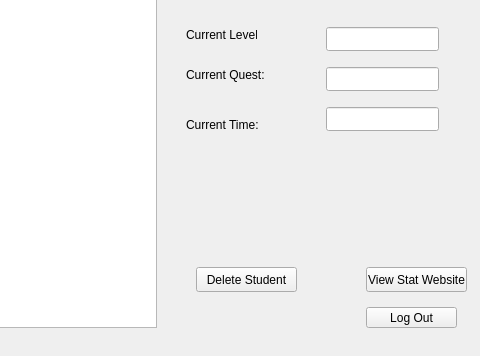
Qt form src/AdminState.ui (LaceyGSC/CPlusPlus-QT-CS3503-EducationalApp) before a commit; both pictures show x 284 to 764 and y 183 to 539 of the 764 by 539 pixel window.
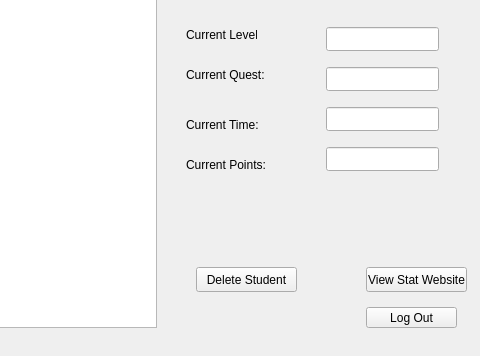
The same form after that commit.

Commit message: Still fixing admin/login bug

What changed in the file:
```diff
--- a/src/AdminState.ui
+++ b/src/AdminState.ui
@@ -250,6 +250,32 @@
     <string>Log Out</string>
    </property>
   </widget>
+  <widget class="QLabel" name="cPointsLabel">
+   <property name="geometry">
+    <rect>
+     <x>470</x>
+     <y>340</y>
+     <width>81</width>
+     <height>16</height>
+    </rect>
+   </property>
+   <property name="text">
+    <string>Current Points:</string>
+   </property>
+  </widget>
+  <widget class="QLineEdit" name="cPointsLine">
+   <property name="geometry">
+    <rect>
+     <x>610</x>
+     <y>330</y>
+     <width>113</width>
+     <height>24</height>
+    </rect>
+   </property>
+   <property name="readOnly">
+    <bool>true</bool>
+   </property>
+  </widget>
  </widget>
  <resources/>
  <connections/>
```
The commit also changes 6 other files.
